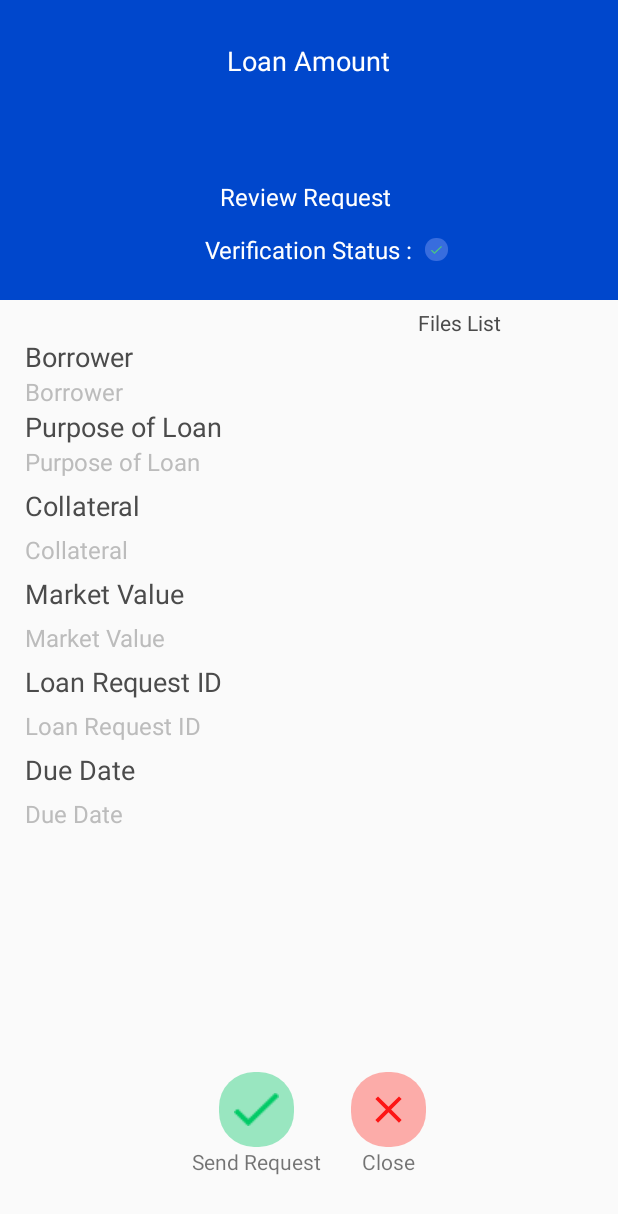
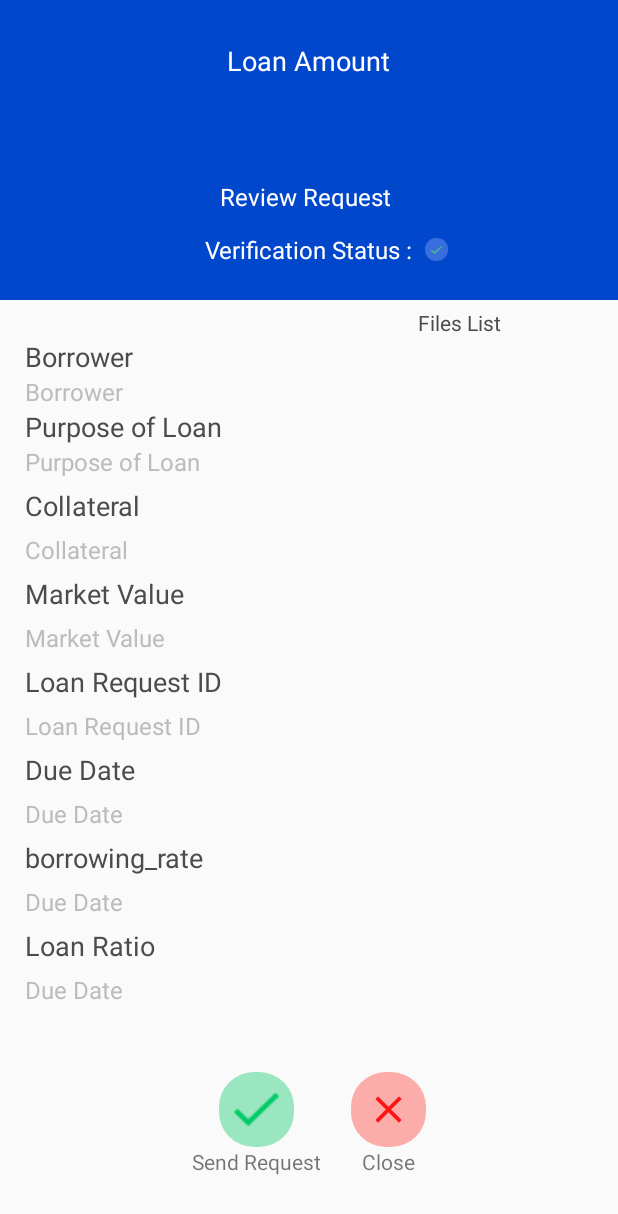
Before and after one commit to syedusama5556/Request_Loan_App_Sameed_, an Android app: the ShowDetailsOfRequestSelected screen opened directly, with no data from a screen before it, on a phone screen of 412 x 824 dp. Shown: the top 1214 px of the screen. Run offline under Robolectric (Android 15) with nearby library versions, the phone set to English and light mode, and no system bars; our stand-ins replace Volley; libraries missing offline, so code that uses them is left out: com.roger.catloadinglibrary, com.shashank.sony; network calls fail; pictures from the network do not load; 12 statements that could not run were skipped.

Commit message:
loan borrowering error fixed

```diff
--- a/app/src/main/java/com/infusiblecoder/loanappsameed/Helpers/Comman.java
+++ b/app/src/main/java/com/infusiblecoder/loanappsameed/Helpers/Comman.java
@@ -7,7 +7,7 @@ import com.shashank.sony.fancytoastlib.FancyToast;
 public class Comman {
 
     //public static String START_URL = "https://peer.infusiblecoder.com/android/loanapp/";
-    public static String START_URL = "http://192.168.10.6/android/loanapp/";
+    public static String START_URL = "http://192.168.0.102/android/loanapp/";
 
 
     public static String DB_URL = START_URL + "db.php";
--- a/app/src/main/java/com/infusiblecoder/loanappsameed/activity/LoanRequestList.java
+++ b/app/src/main/java/com/infusiblecoder/loanappsameed/activity/LoanRequestList.java
@@ -64,7 +64,7 @@ public class LoanRequestList extends AppCompatActivity {
             @Override
             public void onResponse(String response) {
 
-
+                System.out.println("i ah error " + response);
                 try {
 
                     JSONArray jsonArray = new JSONArray(response);
--- a/app/src/main/java/com/infusiblecoder/loanappsameed/activity/ShowDetailsOfRequestSelected.java
+++ b/app/src/main/java/com/infusiblecoder/loanappsameed/activity/ShowDetailsOfRequestSelected.java
@@ -61,6 +61,8 @@ public class ShowDetailsOfRequestSelected extends AppCompatActivity {
     private ImageView btnCancel;
 
     private CatLoadingView catLoadingView;
+    private TextView borrowingRateTextView;
+    private TextView loanRatioTextView;
 
 
     public static boolean hasPermissions(Context context, String... permissions) {
@@ -103,7 +105,8 @@ public class ShowDetailsOfRequestSelected extends AppCompatActivity {
         marketValueTextView = findViewById(R.id.market_value_text_view);
         loanRequestIdTextView = findViewById(R.id.loan_request_id_text_view);
         dueDateTextView = findViewById(R.id.due_date_text_view);
-
+        borrowingRateTextView = (TextView) findViewById(R.id.borrowing_rate_text_view);
+        loanRatioTextView = (TextView) findViewById(R.id.loan_ratio_text_view);
         verificationStatusImageView = findViewById(R.id.path_image_view);
 
 
@@ -115,7 +118,8 @@ public class ShowDetailsOfRequestSelected extends AppCompatActivity {
         marketValueTextView.setText(requestLoanModeldata.loan_market_value);
         loanRequestIdTextView.setText(requestLoanModeldata.loan_request_code);
         dueDateTextView.setText(requestLoanModeldata.loan_due_date);
-
+        borrowingRateTextView.setText(requestLoanModeldata.loan_borrowing_rate);
+        loanRatioTextView.setText(requestLoanModeldata.loan_loan_ratio);
 
         String[] words = requestLoanModeldata.loan_doc_urls.split(",@,");
 
--- a/app/src/main/res/layout/activity_show_details_of_request_selected.xml
+++ b/app/src/main/res/layout/activity_show_details_of_request_selected.xml
@@ -91,22 +91,30 @@
             android:layout_width="wrap_content"
             android:layout_height="wrap_content"
             android:layout_gravity="center_horizontal"
+            android:layout_marginBottom="5dp"
             android:text="Files List"
-            android:textColor="#4B4B4B"
-            android:layout_marginBottom="5dp" />
+            android:textColor="#4B4B4B" />
 
         <ListView
+            android:id="@+id/doclist"
             android:layout_width="match_parent"
-            android:layout_height="match_parent"
-            android:id="@+id/doclist" />
+            android:layout_height="match_parent" />
 
     </LinearLayout>
+
+    <androidx.core.widget.NestedScrollView
+        android:layout_width="wrap_content"
+        android:layout_height="wrap_content"
+        android:layout_below="@id/tempbg"
+        android:layout_above="@id/lin_btn"
+
+        >
 
         <LinearLayout
             android:id="@+id/linleft"
             android:layout_width="wrap_content"
             android:layout_height="wrap_content"
-        android:layout_below="@id/tempbg"
+
             android:layout_marginTop="10dp"
             android:orientation="vertical"
             android:padding="5dp">
@@ -240,10 +248,58 @@
                 android:textColor="#BCBCBC"
                 android:textSize="@dimen/lender_review_page_activity_company_private_text_view_text_size" />
 
+
+            <TextView
+
+                android:layout_width="wrap_content"
+                android:layout_height="wrap_content"
+                android:layout_marginStart="@dimen/lender_review_page_activity_due_date_text_view_margin_start"
+                android:layout_marginTop="@dimen/lender_review_page_activity_due_date_text_view_margin_top"
+                android:gravity="start"
+                android:text="borrowing_rate"
+                android:textColor="#4B4B4B"
+                android:textSize="@dimen/lender_review_page_activity_market_value_text_view_text_size" />
+
+            <TextView
+                android:id="@+id/borrowing_rate_text_view"
+                android:layout_width="wrap_content"
+                android:layout_height="wrap_content"
+                android:layout_marginStart="@dimen/lender_review_page_activity_due_date_text_view_margin_start"
+                android:layout_marginTop="@dimen/lender_review_page_activity_due_date_text_view_margin_top"
+                android:gravity="start"
+                android:text="@string/lender_review_page_activity_due_date_text_view_text"
+                android:textColor="#BCBCBC"
+                android:textSize="@dimen/lender_review_page_activity_company_private_text_view_text_size" />
+
+            <TextView
+
+                android:layout_width="wrap_content"
+                android:layout_height="wrap_content"
+                android:layout_marginStart="@dimen/lender_review_page_activity_due_date_text_view_margin_start"
+                android:layout_marginTop="@dimen/lender_review_page_activity_due_date_text_view_margin_top"
+                android:gravity="start"
+                android:text="Loan Ratio"
+                android:textColor="#4B4B4B"
+                android:textSize="@dimen/lender_review_page_activity_market_value_text_view_text_size" />
+
+            <TextView
+                android:id="@+id/loan_ratio_text_view"
+                android:layout_width="wrap_content"
+                android:layout_height="wrap_content"
+                android:layout_marginStart="@dimen/lender_review_page_activity_due_date_text_view_margin_start"
+                android:layout_marginTop="@dimen/lender_review_page_activity_due_date_text_view_margin_top"
+                android:gravity="start"
+                android:text="@string/lender_review_page_activity_due_date_text_view_text"
+                android:textColor="#BCBCBC"
+                android:textSize="@dimen/lender_review_page_activity_company_private_text_view_text_size" />
+
+
         </LinearLayout>
 
+    </androidx.core.widget.NestedScrollView>
 
     <LinearLayout
+        android:id="@+id/lin_btn"
         android:layout_width="wrap_content"
         android:layout_height="wrap_content"
         android:layout_alignParentBottom="true"
--- a/app/src/main/res/layout/request_loan_activity.xml
+++ b/app/src/main/res/layout/request_loan_activity.xml
@@ -211,7 +211,7 @@
                     android:layout_height="@dimen/request_load_activity_market_value_edit_text_height"
                     android:background="@color/request_load_activity_market_value_edit_text_background_color"
                     android:gravity="start|center_vertical"
-                    android:hint="Loan Ratio"
+                    android:hint="Loan Ratio %"
                     android:inputType="phone"
                     android:maxLines="1"
                     android:textColor="@color/request_load_activity_market_value_edit_text_text_color"
@@ -322,7 +322,7 @@
                         android:layout_marginRight="10dp"
                         android:background="@color/request_load_activity_market_value_edit_text_background_color"
                         android:gravity="start|center_vertical"
-                        android:hint="Borrowing rate: "
+                        android:hint="Borrowing rate %: "
                         android:inputType="phone"
                         android:maxLines="1"
                         android:textColor="@color/request_load_activity_market_value_edit_text_text_color"
```
Lines whose indentation alone changed are shown as unchanged.
